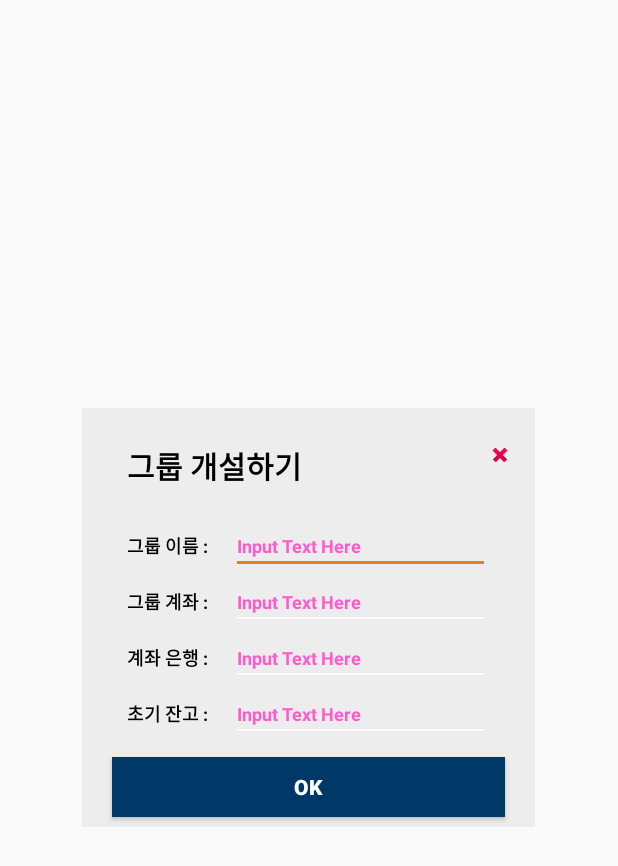
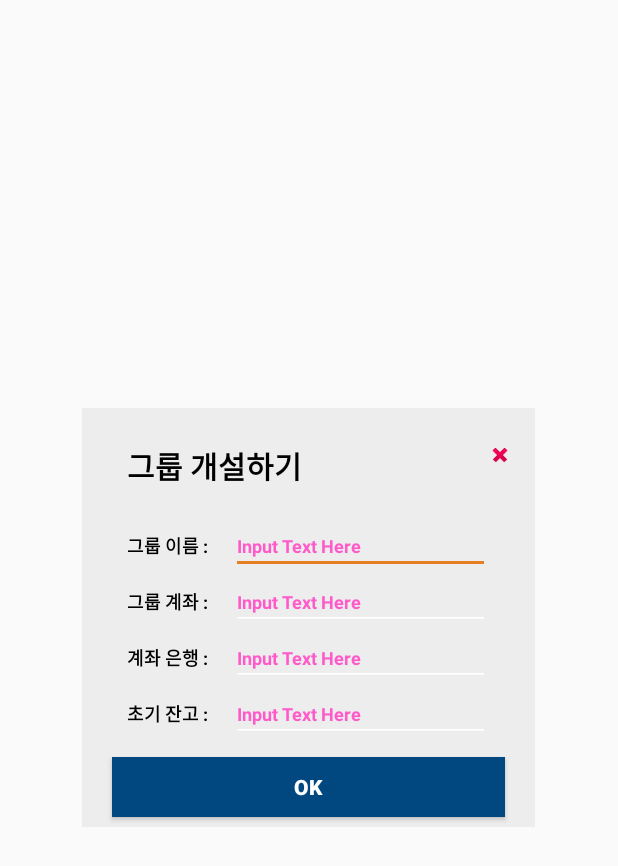
Before and after one commit to Ksj7/Money-Manager-android, an Android app: the layout popup_create_group.xml on its own in the app's theme, with its tools: preview values and no code run, on a phone screen of 412 x 824 dp. Shown: the top 866 px of the screen. Run offline under Robolectric (Android 15) with nearby library versions, the phone set to English and light mode, and no system bars.

Commit message:
Change popup layout color

```diff
--- a/app/src/main/res/drawable/border.xml
+++ b/app/src/main/res/drawable/border.xml
@@ -3,7 +3,7 @@
 
     <item>
         <shape android:shape="rectangle">
-            <solid android:color="#d7d7d7" />
+            <solid android:color="#d2d2d2" />
         </shape>
     </item>
     <item android:bottom="0.7dp">
--- /dev/null
+++ b/app/src/main/res/drawable/btn_selector.xml
@@ -0,0 +1,5 @@
+<?xml version="1.0" encoding="utf-8"?>
+<selector xmlns:android="http://schemas.android.com/apk/res/android">
+    <item android:drawable="@color/colorAccent" android:state_pressed="true"></item>
+    <item android:drawable="@color/colorPrimary" android:state_pressed="false"></item>
+</selector>
--- a/app/src/main/res/layout/app_bar_main.xml
+++ b/app/src/main/res/layout/app_bar_main.xml
@@ -35,7 +35,7 @@
             android:layout_gravity="right|bottom"
             fab:menu_fab_size="normal"
             fab:menu_colorNormal="@color/colorAccent"
-            fab:menu_colorPressed="#E45E22"
+            fab:menu_colorPressed="@color/colorPrimary"
             fab:menu_colorRipple="#99FFFFFF"
             fab:menu_animationDelayPerItem="50"
             fab:menu_icon="@drawable/fab_add"
@@ -52,6 +52,7 @@
                 android:src="@drawable/ic_menu_manage"
                 fab:fab_size="mini"
                 fab:fab_colorNormal="@color/colorPrimary"
+                fab:fab_colorPressed="@color/colorAccent"
                 fab:fab_colorRipple="#99FFFFFF"
                 fab:fab_label="그룹 개설하기" />
 
@@ -61,6 +62,7 @@
                 android:layout_height="wrap_content"
                 android:src="@drawable/ic_menu_slideshow"
                 fab:fab_colorNormal="@color/colorPrimary"
+                fab:fab_colorPressed="@color/colorAccent"
                 fab:fab_colorRipple="#99FFFFFF"
                 fab:fab_size="mini"
                 fab:fab_label="그룹 들어가기" />
--- a/app/src/main/res/layout/main_list_item.xml
+++ b/app/src/main/res/layout/group_list_item.xml
@@ -18,7 +18,7 @@
                   android:text="동아리 Motion"
                   android:id="@+id/groupName"
                   android:textColor="#000"
-                  android:textSize="18sp"
+                  android:textSize="20sp"
                   android:textStyle="bold"
                   android:gravity="center"
                   android:maxLines="1"
--- a/app/src/main/res/layout/popup_create_group.xml
+++ b/app/src/main/res/layout/popup_create_group.xml
@@ -5,7 +5,7 @@
         android:layout_height="@dimen/popup_create_group_height"
         android:layout_gravity="center"
         android:orientation="vertical"
-        android:background="#EDEDED"
+        android:background="@color/colorBackground"
 >
 
     <RelativeLayout
@@ -166,7 +166,7 @@
             android:layout_height="40dp"
             android:gravity="center"
             android:text="OK" android:textColor="#fff" android:textStyle="bold"
-            android:background="@color/colorPrimary"
+            android:background="@drawable/btn_selector"
             android:layout_marginTop="10dp" android:layout_marginRight="20dp"
             android:layout_marginLeft="20dp" android:layout_below="@+id/content4LinearLayout"
             android:layout_centerHorizontal="true"/>
--- a/app/src/main/res/values/colors.xml
+++ b/app/src/main/res/values/colors.xml
@@ -1,6 +1,7 @@
 <?xml version="1.0" encoding="utf-8"?>
 <resources>
-    <color name="colorPrimary">#003967</color>
+    <color name="colorPrimary">#014880</color>
     <color name="colorPrimaryDark">#003967</color>
     <color name="colorAccent">#E67E22</color>
+    <color name="colorBackground">#EDEDED</color>
 </resources>
```
Also changed, not shown: app/src/main/res/layout/popup_entrance_group.xml (+5 -5 lines).
